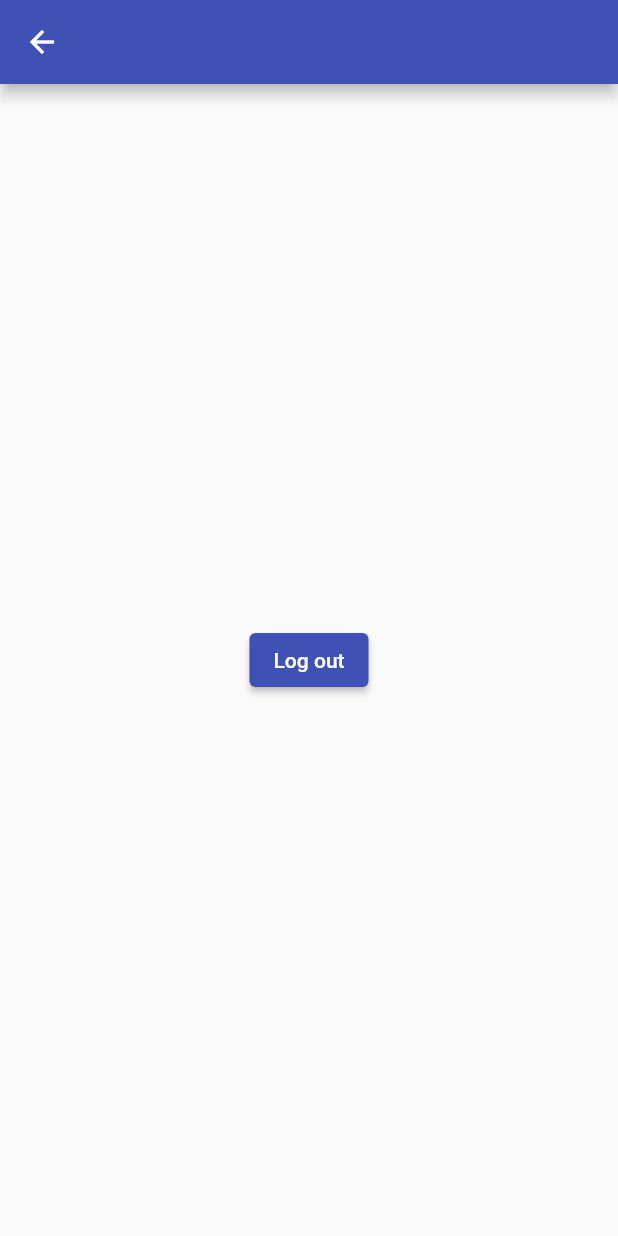
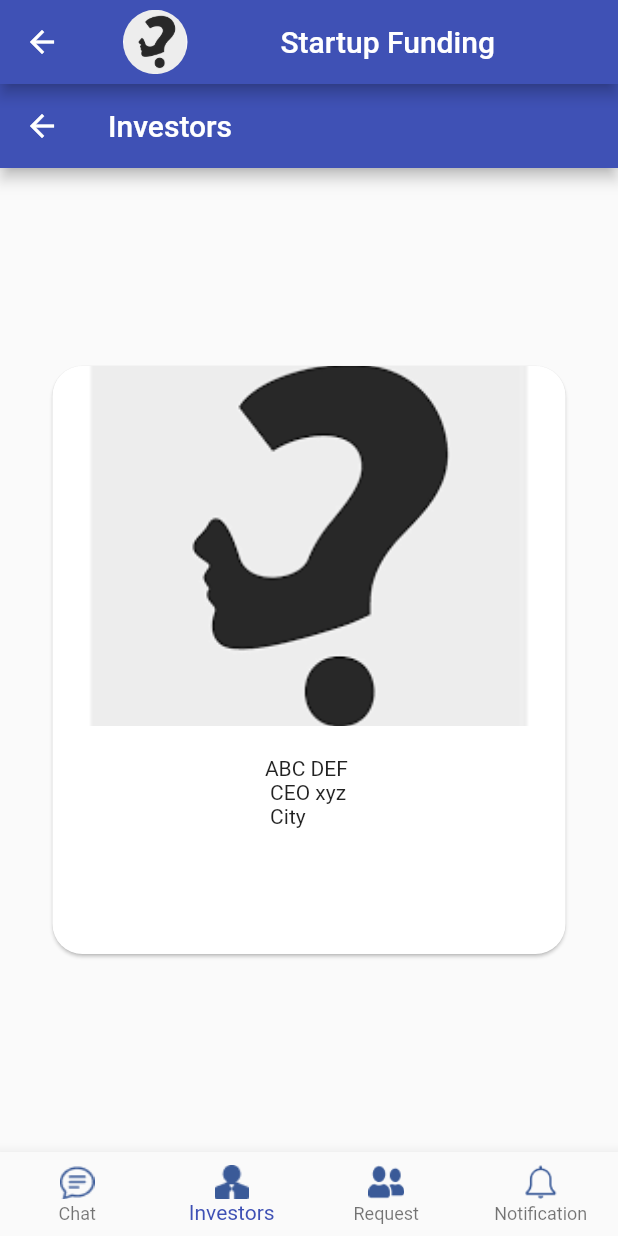
Before and after one commit to harshbhalala-04/StartupFundingApp-SDP, a Flutter app: the StartupHomeScreen screen opened directly, on a phone screen of 412 x 824 dp. Run offline on Flutter 3.47's test engine with Material 2 defaults, Android fonts, the light colour scheme and no system bars; our stand-ins replace cloud_firestore, dropdown_search, file_picker, firebase_auth, firebase_core, firebase_storage and 2 more; missing offline and left inert: flutter_otp; accounts and stored records are empty; Roboto replaces fonts that are missing (Cabin).

Commit message:
Investore Home Screen and Investor Detail Screen created

```diff
--- a/lib/screens/investors/investor_onboarding_screen/investor_personal_info_screen.dart
+++ b/lib/screens/investors/investor_onboarding_screen/investor_personal_info_screen.dart
@@ -217,6 +217,7 @@ class _InvestorPersonalInfoScreenState
               ),
             ],
           ),
-        ));
+        )
+        );
   }
 }
--- /dev/null
+++ b/lib/screens/startup/startup_chat_screen.dart
@@ -0,0 +1,13 @@
+import 'package:flutter/material.dart';
+
+class StartupChatScreen extends StatelessWidget {
+  @override
+  Widget build(BuildContext context) => Scaffold(
+        appBar: AppBar(
+          title: Text("Chat"),
+        ),
+        body: Center(
+          child: Text("chat"),
+        ),
+      );
+}
--- a/lib/screens/startup/startup_home_screen.dart
+++ b/lib/screens/startup/startup_home_screen.dart
@@ -5,29 +5,91 @@ import 'package:flutter/material.dart';
 import 'package:get/get.dart';
 import 'package:shared_preferences/shared_preferences.dart';
 import 'package:startupfunding/screens/start_screen.dart';
+import 'package:startupfunding/screens/startup/startup_chat_screen.dart';
+import 'package:startupfunding/screens/startup/startup_investors_screen.dart';
+import 'package:startupfunding/screens/startup/startup_notification_screen.dart';
+import 'package:startupfunding/screens/startup/startup_request_screen.dart';
 
-class StartupHomeScreen extends StatelessWidget {
+class StartupHomeScreen extends StatefulWidget {
   const StartupHomeScreen({Key? key}) : super(key: key);
 
-  removeSharedPreferences() async {
-    final SharedPreferences sharedPreferences =
-        await SharedPreferences.getInstance();
-    sharedPreferences.remove('title');
+  @override
+  State<StartupHomeScreen> createState() => _StartupHomeScreenState();
+}
+
+class _StartupHomeScreenState extends State<StartupHomeScreen> {
+  int currentIndex = 1;
+  final List<Widget> screens = [
+    StartupChatScreen(),
+    StartupInvestorsScreen(),
+    StartupRequestScreen(),
+    StartupNotificationScreen(),
+  ];
+  void onTappedBar(int index) {
+    setState(() {
+      currentIndex = index;
+    });
   }
 
   @override
   Widget build(BuildContext context) {
     return Scaffold(
-      appBar: AppBar(),
-      body: Center(
-        child: ElevatedButton(
-          child: Text("Log out"),
-          onPressed: () {
-            removeSharedPreferences();
-            Get.off(StartScreen());
-            FirebaseAuth.instance.signOut();
-          },
+      appBar: AppBar(
+        centerTitle: true,
+        title: Row(
+          children: [
+            Container(
+              padding: const EdgeInsets.all(10.0),
+              child: ClipRRect(
+                borderRadius: BorderRadius.circular(25.0),
+                child: Image.asset(
+                  "assets/test_image.png",
+                  fit: BoxFit.cover,
+                  height: 43,
+                ),
+              ),
+            ),
+            Container(
+                padding: const EdgeInsets.all(52.0),
+                child: Text('Startup Funding'))
+          ],
         ),
+      ),
+      body: screens[currentIndex],
+      bottomNavigationBar: BottomNavigationBar(
+        type: BottomNavigationBarType.fixed,
+        currentIndex: currentIndex,
+        onTap: onTappedBar,
+        items: [
+          BottomNavigationBarItem(
+            icon: ImageIcon(
+              AssetImage("assets/chat_icon.png"),
+              color: Color(0xFF3A5A98),
+            ),
+            label: "Chat",
+          ),
+          BottomNavigationBarItem(
+            icon: ImageIcon(
+              AssetImage("assets/investor_detail_icon.png"),
+              color: Color(0xFF3A5A98),
+            ),
+            label: 'Investors',
+          ),
+          BottomNavigationBarItem(
+            icon: ImageIcon(
+              AssetImage("assets/connection_request_icon.png"),
+              color: Color(0xFF3A5A98),
+            ),
+            label: "Request",
+          ),
+          BottomNavigationBarItem(
+            icon: ImageIcon(
+              AssetImage("assets/notification_icon.png"),
+              color: Color(0xFF3A5A98),
+            ),
+            label: "Notification",
+          ),
+        ],
       ),
     );
   }
--- /dev/null
+++ b/lib/screens/startup/startup_investors_screen.dart
@@ -0,0 +1,48 @@
+import 'package:flutter/material.dart';
+import 'package:get/get.dart';
+
+import 'investor_detail_screen.dart';
+
+class StartupInvestorsScreen extends StatelessWidget {
+  @override
+  Widget build(BuildContext context) => Scaffold(
+        appBar: AppBar(
+          title: Text("Investors"),
+        ),
+        body: Center(
+            child: Container(
+          width: 350,
+          height: 400,
+          child: InkWell(
+            onTap: () {
+              Navigator.push(
+                  context,
+                  MaterialPageRoute(
+                      builder: (context) => InvestorDetailScreen()));
+            },
+            child: Card(
+                clipBehavior: Clip.antiAlias,
+                shape: RoundedRectangleBorder(
+                    borderRadius: BorderRadius.circular(20)),
+                child: Column(
+                  children: [
+                    Stack(
+                      children: [
+                        Image.asset(
+                          "assets/test_image.png",
+                          fit: BoxFit.cover,
+                          height: 240,
+                          width: 300,
+                        ),
+                      ],
+                    ),
+                    SizedBox(
+                      height: 20,
+                    ),
+                    Text("ABC DEF \n CEO xyz \n City"),
+                  ],
+                )),
+          ),
+        )),
+      );
+}
--- /dev/null
+++ b/lib/screens/startup/startup_notification_screen.dart
@@ -0,0 +1,13 @@
+import 'package:flutter/material.dart';
+
+class StartupNotificationScreen extends StatelessWidget {
+  @override
+  Widget build(BuildContext context) => Scaffold(
+        appBar: AppBar(
+          title: Text("Notification"),
+        ),
+        body: Center(
+          child: Text("Notification"),
+        ),
+      );
+}
--- /dev/null
+++ b/lib/screens/startup/startup_request_screen.dart
@@ -0,0 +1,13 @@
+import 'package:flutter/material.dart';
+
+class StartupRequestScreen extends StatelessWidget {
+  @override
+  Widget build(BuildContext context) => Scaffold(
+        appBar: AppBar(
+          title: Text("Request"),
+        ),
+        body: Center(
+          child: Text("Request"),
+        ),
+      );
+}
```
Also changed, not shown: lib/screens/startup/investor_detail_screen.dart (added, +412 -0 lines), pubspec.yaml (+7 -0 lines), assets/chat_icon.png (added), assets/connection_request_icon.png (added), assets/investor_detail_icon.png (added), assets/notification_icon.png (added), assets/test_image.png (added), flutter_01.png (added).
